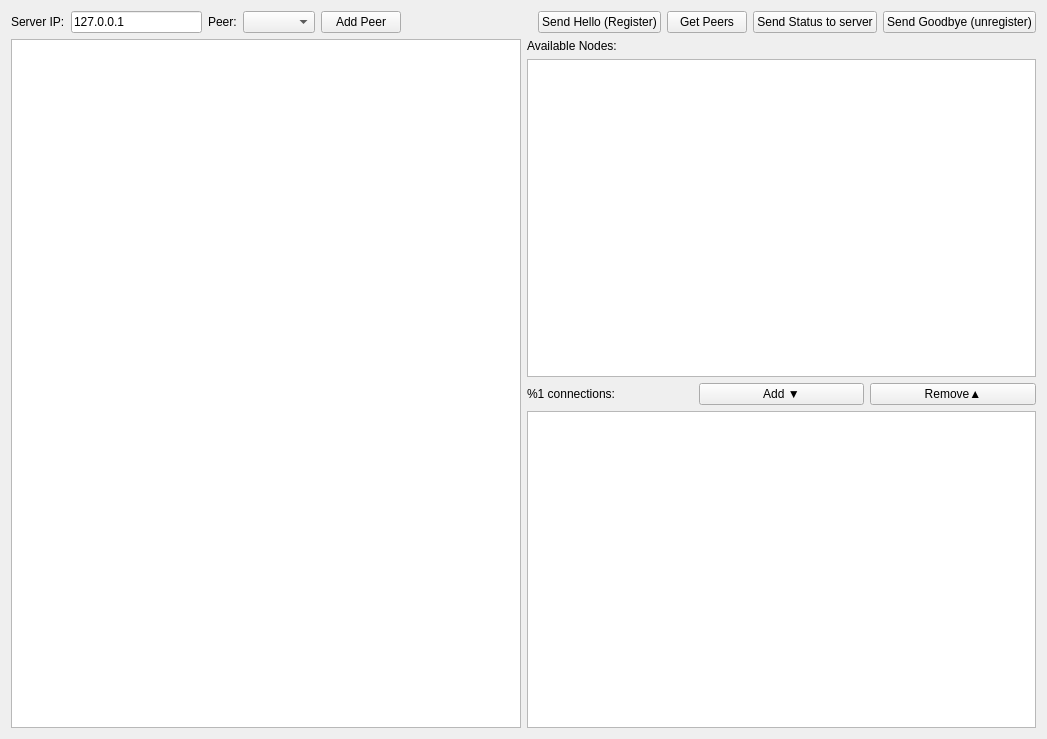
First picture: the form in widget.ui, repository its-saeed/zilliqa-seeder-client, before the edit.
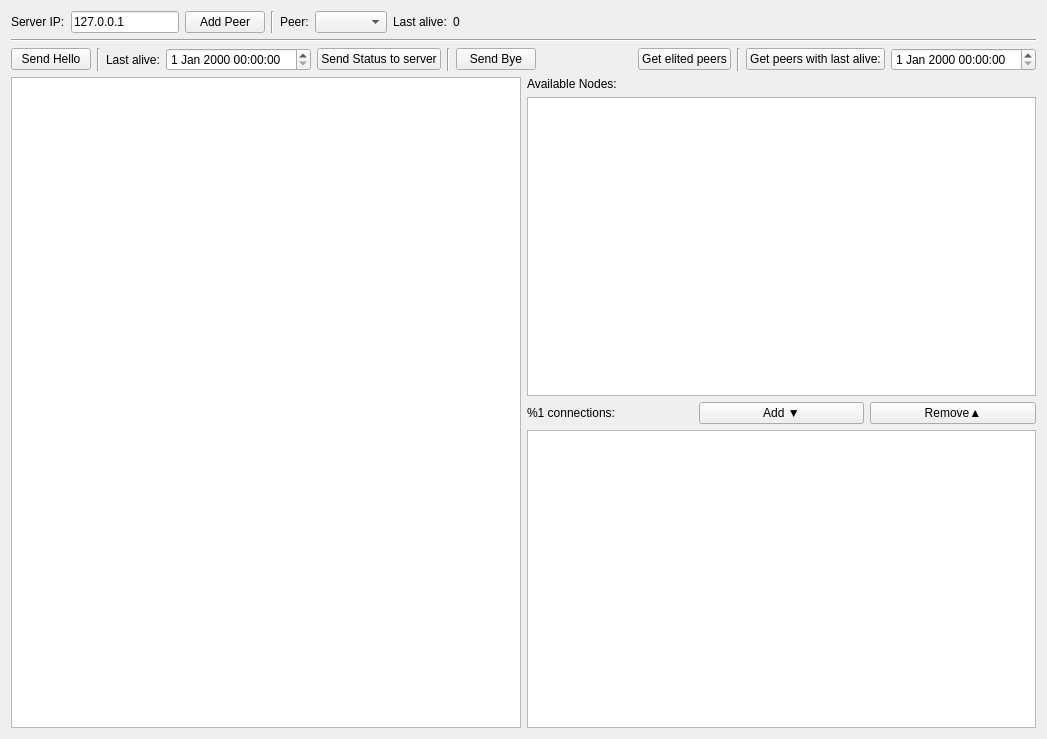
Second picture: the form after the edit.

Commit message: Implement query of aliveness of peers

Patch:
```diff
--- a/widget.ui
+++ b/widget.ui
@@ -25,6 +25,12 @@
      </item>
      <item>
       <widget class="QLineEdit" name="led_server_ip">
+       <property name="sizePolicy">
+        <sizepolicy hsizetype="Preferred" vsizetype="Fixed">
+         <horstretch>0</horstretch>
+         <verstretch>0</verstretch>
+        </sizepolicy>
+       </property>
        <property name="text">
         <string>127.0.0.1</string>
        </property>
@@ -33,6 +39,20 @@
        </property>
       </widget>
      </item>
+     <item>
+      <widget class="QPushButton" name="btn_add_peer">
+       <property name="text">
+        <string>Add Peer</string>
+       </property>
+      </widget>
+     </item>
+     <item>
+      <widget class="Line" name="line_5">
+       <property name="orientation">
+        <enum>Qt::Vertical</enum>
+       </property>
+      </widget>
+     </item>
      <item>
       <widget class="QLabel" name="label_5">
        <property name="text">
@@ -44,9 +64,16 @@
       <widget class="QComboBox" name="cmb_peers"/>
      </item>
      <item>
-      <widget class="QPushButton" name="btn_add_peer">
+      <widget class="QLabel" name="label_4">
        <property name="text">
-        <string>Add Peer</string>
+        <string>Last alive:</string>
+       </property>
+      </widget>
+     </item>
+     <item>
+      <widget class="QLabel" name="lbl_last_alive">
+       <property name="text">
+        <string>0</string>
        </property>
       </widget>
      </item>
@@ -63,40 +90,12 @@
        </property>
       </spacer>
      </item>
-     <item>
-      <widget class="QPushButton" name="btn_send_hello">
-       <property name="text">
-        <string>Send Hello (Register)</string>
-       </property>
-      </widget>
-     </item>
-     <item>
-      <widget class="QPushButton" name="btn_get_peers">
-       <property name="text">
-        <string>Get Peers</string>
-       </property>
-      </widget>
-     </item>
-     <item>
-      <widget class="QPushButton" name="btn_send_status">
-       <property name="text">
-        <string>Send Status to server</string>
-       </property>
-      </widget>
-     </item>
-     <item>
-      <widget class="QPushButton" name="btn_send_bye">
-       <property name="text">
-        <string>Send Goodbye (unregister)</string>
-       </property>
-      </widget>
-     </item>
     </layout>
    </item>
-   <item row="1" column="0">
+   <item row="3" column="0">
     <widget class="QPlainTextEdit" name="pte_logs"/>
    </item>
-   <item row="1" column="1">
+   <item row="3" column="1">
     <layout class="QVBoxLayout" name="verticalLayout">
      <item>
       <widget class="QLabel" name="label_3">
@@ -138,6 +137,99 @@
      </item>
     </layout>
    </item>
+   <item row="2" column="0" colspan="2">
+    <layout class="QHBoxLayout" name="horizontalLayout_3">
+     <item>
+      <widget class="QPushButton" name="btn_send_hello">
+       <property name="text">
+        <string>Send Hello</string>
+       </property>
+      </widget>
+     </item>
+     <item>
+      <widget class="Line" name="line_3">
+       <property name="orientation">
+        <enum>Qt::Vertical</enum>
+       </property>
+      </widget>
+     </item>
+     <item>
+      <widget class="QLabel" name="label_2">
+       <property name="text">
+        <string>Last alive:</string>
+       </property>
+      </widget>
+     </item>
+     <item>
+      <widget class="QDateTimeEdit" name="dte_last_alive"/>
+     </item>
+     <item>
+      <widget class="QPushButton" name="btn_send_status">
+       <property name="text">
+        <string>Send Status to server</string>
+       </property>
+      </widget>
+     </item>
+     <item>
+      <widget class="Line" name="line">
+       <property name="orientation">
+        <enum>Qt::Vertical</enum>
+       </property>
+      </widget>
+     </item>
+     <item>
+      <widget class="QPushButton" name="btn_send_bye">
+       <property name="text">
+        <string>Send Bye</string>
+       </property>
+      </widget>
+     </item>
+     <item>
+      <spacer name="horizontalSpacer_2">
+       <property name="orientation">
+        <enum>Qt::Horizontal</enum>
+       </property>
+       <property name="sizeHint" stdset="0">
+        <size>
+         <width>40</width>
+         <height>20</height>
+        </size>
+       </property>
+      </spacer>
+     </item>
+     <item>
+      <widget class="QPushButton" name="btn_get_peers">
+       <property name="text">
+        <string>Get elited peers</string>
+       </property>
+      </widget>
+     </item>
+     <item>
+      <widget class="Line" name="line_2">
+       <property name="orientation">
+        <enum>Qt::Vertical</enum>
+       </property>
+      </widget>
+     </item>
+     <item>
+      <widget class="QPushButton" name="btn_get_alive_peers">
+       <property name="text">
+        <string>Get peers with last alive:</string>
+       </property>
+      </widget>
+     </item>
+     <item>
+      <widget class="QDateTimeEdit" name="dte_alive_since"/>
+     </item>
+    </layout>
+   </item>
+   <item row="1" column="0" colspan="2">
+    <widget class="Line" name="line_4">
+     <property name="orientation">
+      <enum>Qt::Horizontal</enum>
+     </property>
+    </widget>
+   </item>
   </layout>
  </widget>
  <resources/>
```
The commit also changes 8 other files.
